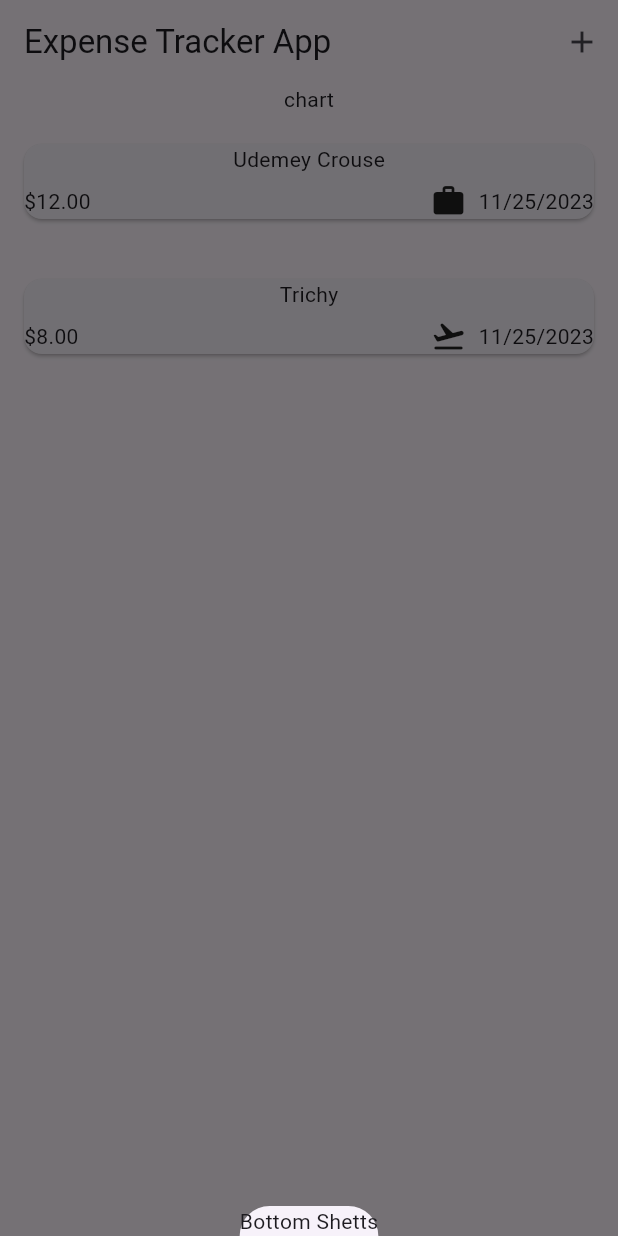
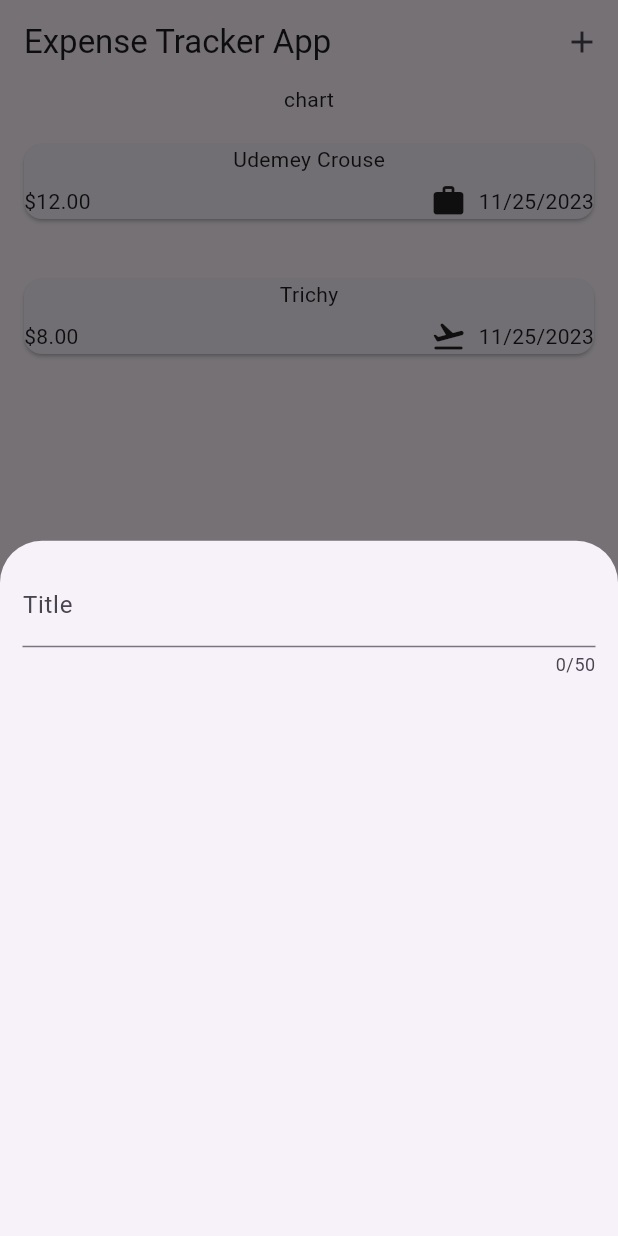
Before and after one commit to mk8270/-expense-tracker, a Flutter app: the screen it shows after launch, after a tap on the "add" icon, on a phone screen of 412 x 824 dp. Run offline on Flutter 3.47's test engine with Material 3 defaults, Android fonts, the phone set to English and light mode, and no system bars.

Commit message:
TextField

```diff
--- a/lib/expenses.dart
+++ b/lib/expenses.dart
@@ -1,3 +1,4 @@
+import 'package:expense_tracker/new_expenses.dart';
 import 'package:expense_tracker/widgets/expenseslist.dart';
 import 'package:expense_tracker/model/expense.dart';
 import 'package:flutter/material.dart';
@@ -28,7 +29,7 @@ class _ExpensesState extends State<Expenses> {
   void bottomShetts() {
     showModalBottomSheet(
       context: context,
-      builder: (ctx) => const Text('Bottom Shetts'),
+      builder: (ctx) => const NewExpense(),
     );
   }
 
--- /dev/null
+++ b/lib/new_expenses.dart
@@ -0,0 +1,27 @@
+import 'package:flutter/material.dart';
+
+class NewExpense extends StatefulWidget {
+  const NewExpense({super.key});
+
+  @override
+  State<NewExpense> createState() => _NewExpenseState();
+}
+
+class _NewExpenseState extends State<NewExpense> {
+  @override
+  Widget build(BuildContext context) {
+    return const Padding(
+      padding: EdgeInsets.all(15),
+      child: Column(
+        children: [
+          TextField(
+            maxLength: 50,
+            decoration: InputDecoration(
+              label: Text('Title'),
+            ),
+          ),
+        ],
+      ),
+    );
+  }
+}
```
